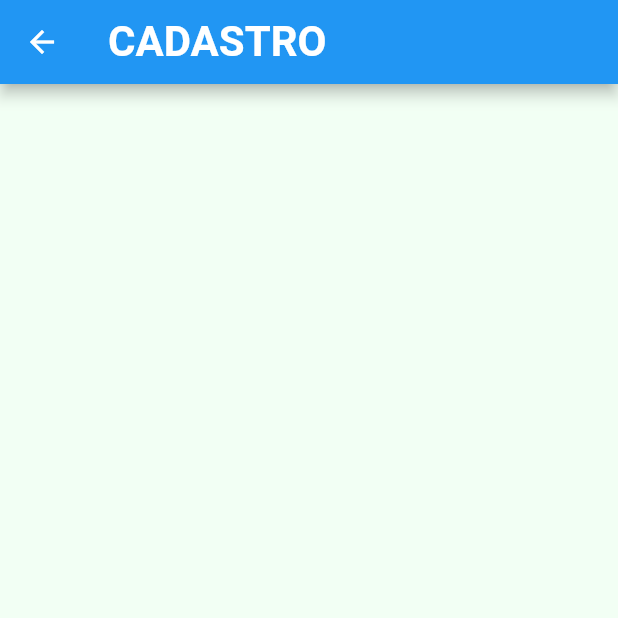
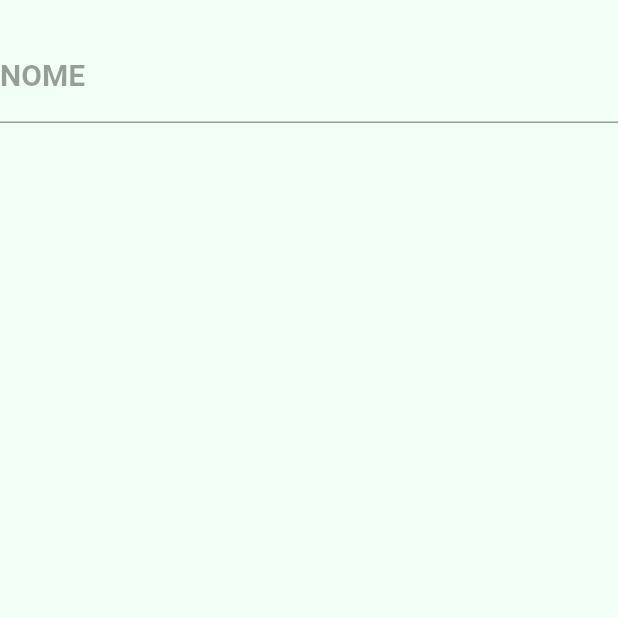
Before and after one commit to ZiusDH/Teste_Kokuati, a Flutter app: the screen it shows after launch, on a phone screen of 412 x 824 dp, the top half of it. Run offline on Flutter 3.47's test engine with Material 2 defaults, Android fonts, the phone set to English and light mode, and no system bars.

Commit message:
iniciando formulário

```diff
--- a/lib/pages/form.dart
+++ b/lib/pages/form.dart
@@ -1,3 +1,5 @@
+import 'dart:ui';
+
 import 'package:flutter/material.dart';
 import 'package:flutter/src/widgets/container.dart';
 import 'package:flutter/src/widgets/framework.dart';
@@ -8,7 +10,7 @@ class Formulario extends StatelessWidget {
   @override
   Widget build(BuildContext context) {
     return Scaffold(
-        appBar: AppBar(
+      /*appBar: AppBar(
         title: Text(
           "CADASTRO",
           style: TextStyle(
@@ -16,9 +18,29 @@ class Formulario extends StatelessWidget {
             fontSize: 28.0,
           ),
         ),
+      ),*/
+      body: Container(
+        //text: Text("CADASTRO"),
+        color: Color(0xFFF2FFF4),
+        child: ListView(
+          children: <Widget>[
+            SizedBox(
+              height: 20,
             ),
-        body: Container(
-          color: Color(0xFFF2FFF4),
-        ));
+            TextFormField(
+              keyboardType: TextInputType.name,
+              decoration: InputDecoration(
+                labelText: "NOME",
+                labelStyle: TextStyle(
+                  color: Colors.black38,
+                  fontWeight: FontWeight.bold,
+                  fontSize: 20,
+                ),
+              ),
+            ),
+          ],
+        ),
+      ),
+    );
   }
 }
```
Lines whose indentation alone changed are shown as unchanged.
